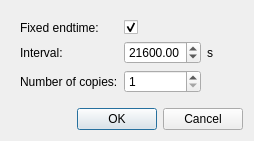
First picture: the form in RAMSIS/ui/views/createforecastsequencedialog.ui, repository swiss-seismological-service/hermes, before the edit.
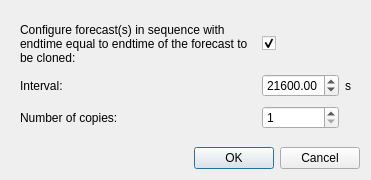
Second picture: the form after the edit.

Commit message: [MAINT] Rename label

What changed in the file:
```diff
--- a/RAMSIS/ui/views/createforecastsequencedialog.ui
+++ b/RAMSIS/ui/views/createforecastsequencedialog.ui
@@ -6,8 +6,8 @@
    <rect>
     <x>0</x>
     <y>0</y>
-    <width>254</width>
-    <height>141</height>
+    <width>371</width>
+    <height>180</height>
    </rect>
   </property>
   <property name="windowTitle">
@@ -20,7 +20,10 @@
       <item row="0" column="0">
        <widget class="QLabel" name="label">
         <property name="text">
-         <string>Fixed endtime:</string>
+         <string>Configure forecast(s) in sequence with endtime equal to endtime of the forecast to be cloned:</string>
+        </property>
+        <property name="wordWrap">
+         <bool>true</bool>
         </property>
        </widget>
       </item>
@@ -66,6 +69,9 @@
         <property name="text">
          <string>Number of copies:</string>
         </property>
+        <property name="wordWrap">
+         <bool>false</bool>
+        </property>
        </widget>
       </item>
       <item row="2" column="1">
```
